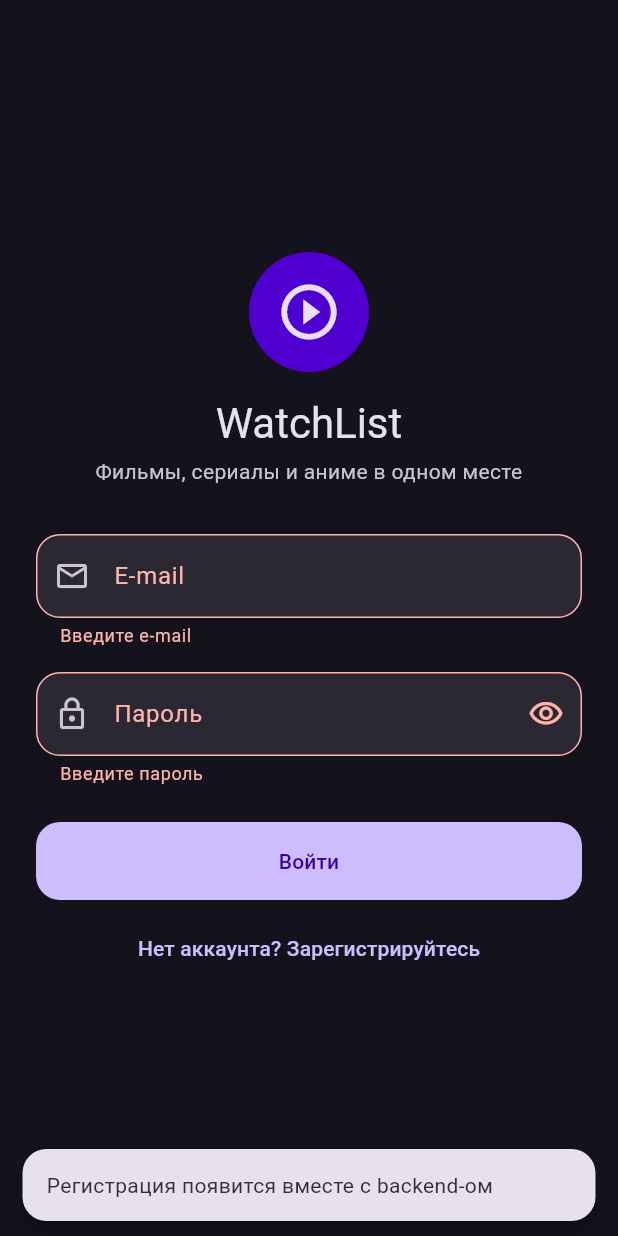
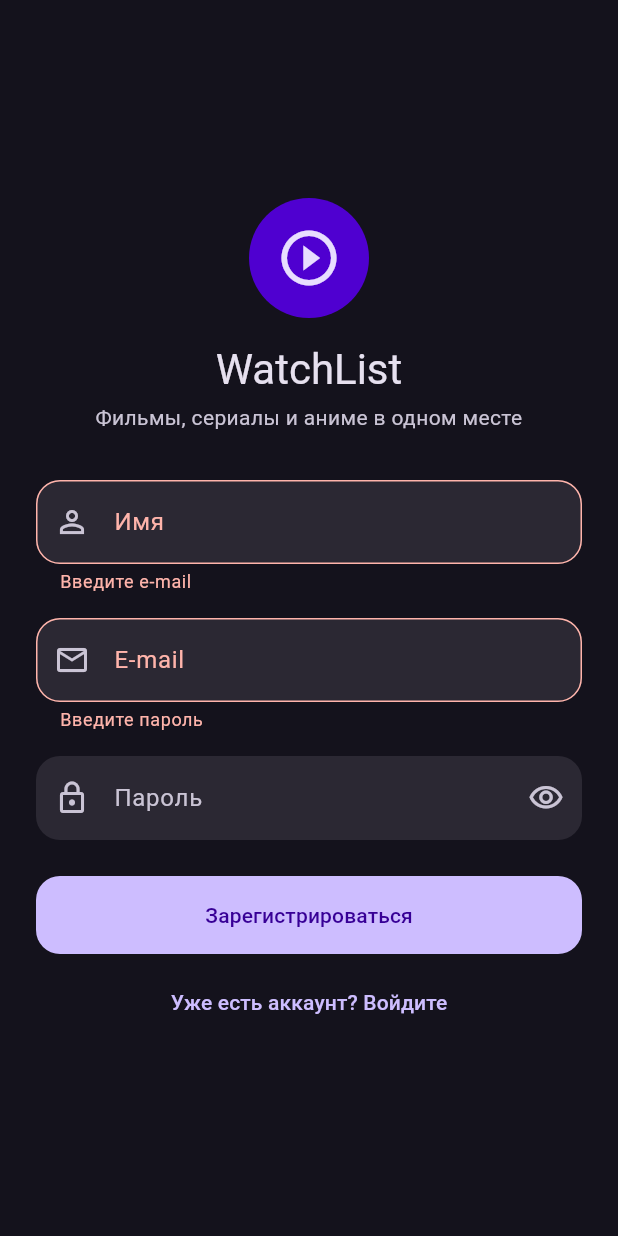
Before and after one commit to nik0nikoni/WatchList, a Flutter app: the screen it shows after launch, after a tap on "Войти", after a tap on "Нет аккаунта? Зарегистрируйтесь", on a phone screen of 412 x 824 dp. Run offline on Flutter 3.47's test engine with Material 3 defaults, Android fonts, the phone set to English and light mode, and no system bars; our stand-ins replace go_router, shared_preferences.

Commit message:
L5: настоящий auth — TokenStore на shared_preferences, AuthApi с тремя слоями, переведённый конверт ошибки; login/register связаны с сервером, запуск решает по token-у, logout стирает token
Co-Authored-By: Claude Opus 5.5 <noreply@anthropic.com>

```diff
--- a/lib/main.dart
+++ b/lib/main.dart
@@ -1,18 +1,38 @@
+import 'package:flutter/foundation.dart';
 import 'package:flutter/material.dart';
+import 'package:go_router/go_router.dart';
 import 'package:provider/provider.dart';
 
+import 'data/auth_api.dart';
 import 'data/mock_watch_entry_repository.dart';
+import 'data/token_store.dart';
 import 'models/library_model.dart';
 import 'router.dart';
 import 'theme.dart';
 
+// Сервер на ноутбуке: эмулятор Android не знает «localhost» — для него это
+// 10.0.2.2; на десктопе и в браузере — localhost; на телефоне — IP ноутбука
+final apiBase = !kIsWeb && defaultTargetPlatform == TargetPlatform.android
+    ? 'http://10.0.2.2:8080'
+    : 'http://localhost:8080';
+
 // Корень композиции: ЗДЕСЬ (и только здесь) выбирается источник данных
-void main() {
+Future<void> main() async {
+  WidgetsFlutterBinding.ensureInitialized(); // prefs до runApp (C9)
+  final tokens = TokenStore();
+  final loggedIn = await tokens.read() != null; // запуск решает по token-у
+
+  router = GoRouter(
+    initialLocation: loggedIn ? '/home' : '/login',
+    routes: appRoutes,
+  );
+
   final repository = MockWatchEntryRepository(); // на L5: вариант http — и всё
 
   runApp(
     MultiProvider(
       providers: [
+        Provider<AuthApi>(create: (_) => AuthApi(apiBase, tokens)),
         // леса демонстрации аварии (переключатель в профиле) — уйдут на L5
         Provider<MockWatchEntryRepository>.value(value: repository),
         ChangeNotifierProvider(
--- a/lib/models/library_model.dart
+++ b/lib/models/library_model.dart
@@ -71,9 +71,7 @@ class LibraryModel extends ChangeNotifier {
   Future<String?> update(WatchEntry entry) async {
     switch (await _repository.update(entry)) {
       case Ok(:final value):
-        _entries = [
-          for (final e in _entries) e.id == value.id ? value : e,
-        ];
+        _entries = [for (final e in _entries) e.id == value.id ? value : e];
         notifyListeners();
         return null;
       case Err(:final msg):
--- a/lib/router.dart
+++ b/lib/router.dart
@@ -29,9 +29,11 @@ GoRoute _entryRoute() => GoRoute(
   ],
 );
 
-final router = GoRouter(
-  initialLocation: '/login', // приложение стартует с аутентификации
-  routes: [
+// Сам router строит main(): стартовый адрес решает token (поток C9),
+// а его чтение асинхронно. Маршруты L3 — без изменений
+late final GoRouter router;
+
+final appRoutes = <RouteBase>[
   GoRoute(
     path: '/login', // ВНЕ shell-а: у login нет панели вкладок
     builder: (context, state) => const LoginScreen(),
@@ -83,5 +85,4 @@ final router = GoRouter(
       ),
     ],
   ),
-  ],
-);
+];
--- a/lib/screens/login_screen.dart
+++ b/lib/screens/login_screen.dart
@@ -1,5 +1,9 @@
 import 'package:flutter/material.dart';
 import 'package:go_router/go_router.dart';
+import 'package:provider/provider.dart';
+
+import '../data/auth_api.dart';
+import '../data/result.dart';
 
 class LoginScreen extends StatefulWidget {
   const LoginScreen({super.key});
@@ -12,21 +16,47 @@ class _LoginScreenState extends State<LoginScreen> {
   final _formKey = GlobalKey<FormState>();
   final _emailCtrl = TextEditingController();
   final _passwordCtrl = TextEditingController();
+  final _nameCtrl = TextEditingController(); // только в режиме регистрации
   bool _obscure = true;
+  bool _isRegister = false;
+  bool _busy = false; // запрос летит → кнопка погашена: двойной submit — bug
 
   @override
   void dispose() {
     _emailCtrl.dispose();
     _passwordCtrl.dispose();
+    _nameCtrl.dispose();
     super.dispose();
   }
 
-  void _submit() {
-    if (!_formKey.currentState!.validate()) return;
-    // L3: реальной проверки нет — любые валидные данные входят (backend — на L5)
-    context.go(
-      '/home',
-    ); // go, НЕ push: login уходит из стека, «назад» сюда не вернёт
+  // валидный submit бьёт по серверу: вердикт → навигация или SnackBar
+  Future<void> _submit() async {
+    if (_busy) return;
+    if (!_formKey.currentState!.validate()) return; // валидация L3, нетронута
+    final auth = context.read<AuthApi>();
+    setState(() => _busy = true);
+    final result = _isRegister
+        ? await auth.register(
+            _emailCtrl.text.trim(),
+            _passwordCtrl.text,
+            _nameCtrl.text.trim(),
+          )
+        : await auth.login(_emailCtrl.text.trim(), _passwordCtrl.text);
+    if (!mounted) return; // C8: экран может умереть, пока запрос летит
+    setState(() => _busy = false);
+    switch (result) {
+      case Ok():
+        // token сохранён; go, НЕ push: login уходит из стека
+        context.go('/home');
+      case Err(:final msg):
+        ScaffoldMessenger.of(context)
+            .showSnackBar(SnackBar(content: Text(msg)));
+    }
+  }
+
+  String? _validateName(String? value) {
+    if ((value?.trim() ?? '').isEmpty) return 'Введите имя';
+    return null;
   }
 
   String? _validateEmail(String? value) {
@@ -80,6 +110,19 @@ class _LoginScreenState extends State<LoginScreen> {
                     textAlign: TextAlign.center,
                   ),
                   const SizedBox(height: 32),
+                  if (_isRegister) ...[
+                    TextFormField(
+                      controller: _nameCtrl,
+                      textInputAction: TextInputAction.next,
+                      textCapitalization: TextCapitalization.words,
+                      decoration: const InputDecoration(
+                        labelText: 'Имя',
+                        prefixIcon: Icon(Icons.person_outline),
+                      ),
+                      validator: _validateName,
+                    ),
+                    const SizedBox(height: 16),
+                  ],
                   TextFormField(
                     controller: _emailCtrl,
                     keyboardType: TextInputType.emailAddress,
@@ -116,20 +159,25 @@ class _LoginScreenState extends State<LoginScreen> {
                   SizedBox(
                     width: double.infinity,
                     child: FilledButton(
-                      onPressed: _submit,
-                      child: const Text('Войти'),
+                      onPressed: _busy ? null : _submit,
+                      child: _busy
+                          ? const SizedBox.square(
+                              dimension: 20,
+                              child: CircularProgressIndicator(strokeWidth: 2),
+                            )
+                          : Text(_isRegister ? 'Зарегистрироваться' : 'Войти'),
                     ),
                   ),
                   const SizedBox(height: 8),
                   TextButton(
-                    onPressed: () => ScaffoldMessenger.of(context).showSnackBar(
-                      const SnackBar(
-                        content: Text(
-                          'Регистрация появится вместе с backend-ом',
-                        ),
-                      ),
+                    onPressed: _busy
+                        ? null
+                        : () => setState(() => _isRegister = !_isRegister),
+                    child: Text(
+                      _isRegister
+                          ? 'Уже есть аккаунт? Войдите'
+                          : 'Нет аккаунта? Зарегистрируйтесь',
                     ),
-                    child: const Text('Нет аккаунта? Зарегистрируйтесь'),
                   ),
                 ],
               ),
--- a/lib/screens/profile_screen.dart
+++ b/lib/screens/profile_screen.dart
@@ -2,6 +2,7 @@ import 'package:flutter/material.dart';
 import 'package:go_router/go_router.dart';
 import 'package:provider/provider.dart';
 
+import '../data/auth_api.dart';
 import '../data/mock_watch_entry_repository.dart';
 import '../data/watch_entry.dart';
 import '../models/library_model.dart';
@@ -98,7 +99,9 @@ class _ProfileScreenState extends State<ProfileScreen> {
       ),
     );
     // после await context используется только если экран ещё жив
-    if (ok == true && context.mounted) {
+    if (ok != true || !context.mounted) return;
+    await context.read<AuthApi>().logout(); // token стёрт из prefs (C9)
+    if (context.mounted) {
       context.go('/login'); // go: раздел с вкладками уходит из стека
     }
   }
--- a/pubspec.yaml
+++ b/pubspec.yaml
@@ -36,6 +36,8 @@ dependencies:
   cupertino_icons: ^1.0.8
   go_router: ^18.1.0
   provider: ^6.1.5+1
+  http: ^1.6.0
+  shared_preferences: ^2.5.6
 
 dev_dependencies:
   flutter_test:
```
Also changed, not shown: lib/data/api_message.dart (added, +25 -0 lines), lib/data/auth_api.dart (added, +60 -0 lines), lib/data/token_store.dart (added, +20 -0 lines), pubspec.lock, 3 other files. Lines whose indentation alone changed are shown as unchanged.
